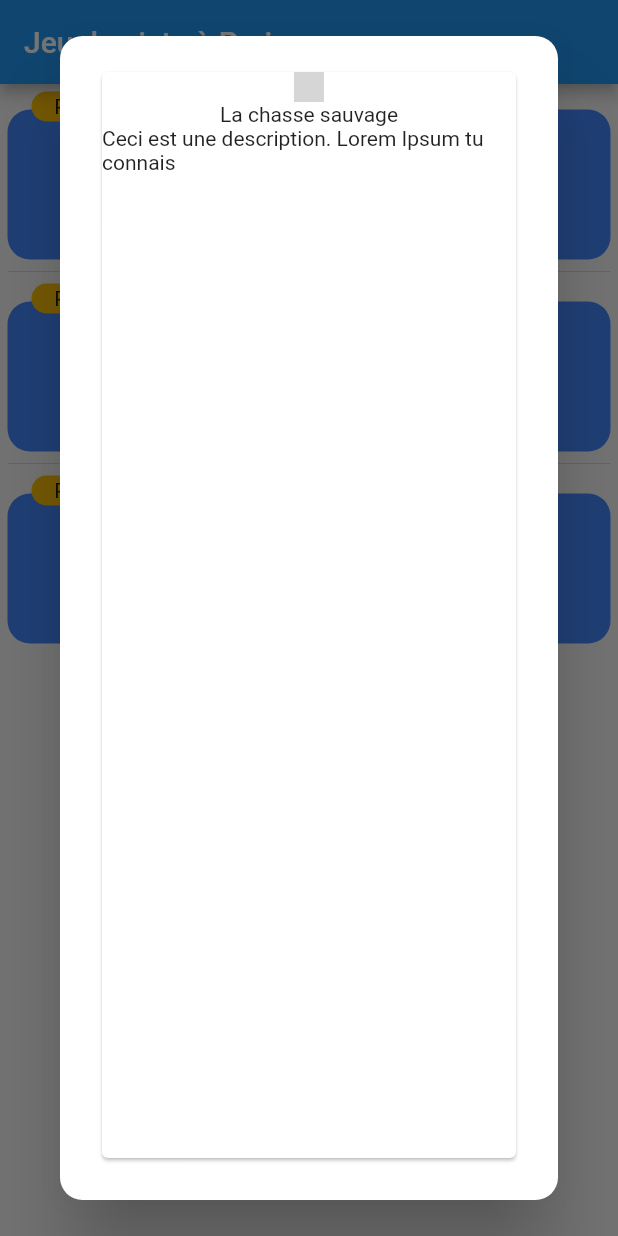
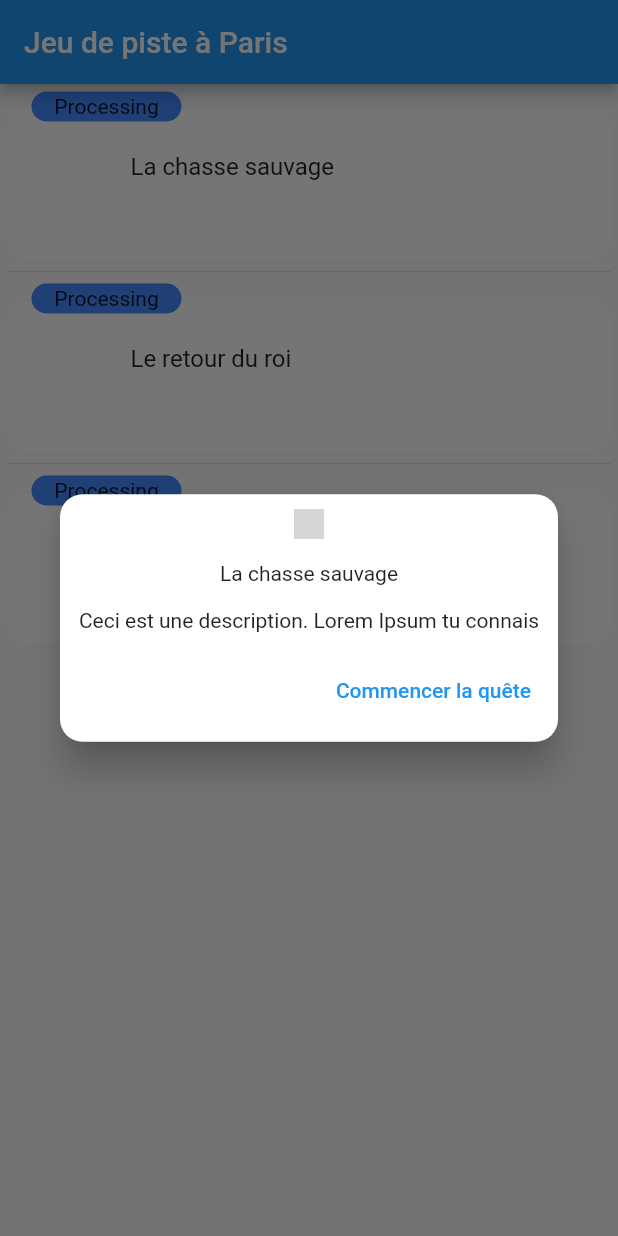
Before and after one commit to gauthLCF94/ydays_trackgame, a Flutter app: the screen it shows after launch, after a tap on "La chasse sauvage", on a phone screen of 412 x 824 dp. Run offline on Flutter 3.47's test engine with Material 2 defaults, Android fonts, the phone set to English and light mode, and no system bars; missing offline and left inert: dart:html; grey boxes are pictures that could not be loaded.

```diff
--- a/lib/components/QuestListItem.dart
+++ b/lib/components/QuestListItem.dart
@@ -2,10 +2,10 @@
 
 import 'dart:developer';
 import 'package:flutter/material.dart';
-import 'package:ydays_trackgame/models/SketchyQuestModel.dart';
+import 'package:ydays_trackgame/models/QuestModel.dart';
 
 class QuestListItem extends StatelessWidget {
-  final SketchyQuestModel data;
+  final QuestModel data;
   QuestListItem(this.data);
 
   @override
@@ -13,10 +13,11 @@ class QuestListItem extends StatelessWidget {
     return Stack(
       children: [
         Container(
+          padding: const EdgeInsets.all(10),
           height: 100,
           margin: const EdgeInsets.only(top: 12),
           decoration: BoxDecoration(
-            color: Colors.blueAccent,
+            color: Colors.white70,
             borderRadius: BorderRadius.circular(15)
           ),
           child: Column(
@@ -26,42 +27,54 @@ class QuestListItem extends StatelessWidget {
                 title: Text(data.title),
                 onTap: () {
                   log("Tile taped. ID :" + data.id);
-                  //TODO: afficher une carte avec plus d'infos sur la quête et un bouton pour commencer/reprendre la quête
                   showDialog(
                       context: context,
-                      builder: (context) => AlertDialog(
+                      builder: (context) => Dialog(
                         shape: const RoundedRectangleBorder(
                           borderRadius: BorderRadius.all(Radius.circular(15)),
                         ),
-                        content: Builder(
-                          builder: (context) {
-                            return Card(
-                              child: Column(
-                                mainAxisAlignment: MainAxisAlignment.start,
+                        elevation: 10,
+                        child: Container(
+                          padding: const EdgeInsets.all(10),
+                          child: Stack(
+                            children: <Widget> [
+                              Column(
+                                  mainAxisAlignment: MainAxisAlignment.center,
+                                  mainAxisSize: MainAxisSize.min,
                                   children: [
                                     Image.asset(data.image, width: 20),
+                                    const SizedBox(height:15),
                                     Text(data.title),
+                                    const SizedBox(height:15),
                                     Text(data.description),
+                                    const SizedBox(height:15),
                                     Row(
-                                    //TODO: bouton vers les enigmes
+                                      mainAxisAlignment: MainAxisAlignment.end,
+                                      children: [
+                                        TextButton(
+                                          onPressed: () { log("Redirection vers les enigmes de la quête n" + data.id.toString()); },
+                                          child: const Text("Commencer la quête")
+                                        )
+                                      ],
                                     )
                                   ],
                                 ),
-                            );
-                          },
+                            ],
+                          )
                         )
                       )
                   );
                 },
               ),
-          ])
+            ],
+          )
         ),
       Container(
         height: 20, width: 100,
         margin: const EdgeInsets.only(left:16),
         alignment: Alignment.center,
         decoration: BoxDecoration(
-            color: Colors.amber,
+            color: Colors.blueAccent,
             borderRadius: BorderRadius.circular(15)
         ),
         child: Text("Processing" /* data.status.toString() */),
--- a/lib/models/FullQuestModel.dart
+++ /dev/null
@@ -1,6 +0,0 @@
-import 'package:flutter/material.dart';
-// import 'package:cloud_firestore/cloud_firestore.dart';
-
-class FullQuestModel {
-
-}
--- a/lib/models/SketchyQuestModel.dart
+++ b/lib/models/QuestModel.dart
@@ -3,28 +3,28 @@ import 'package:flutter/material.dart';
 
 enum QuestStatus { available, done, processing, none}
 
-class SketchyQuestModel {
+class QuestModel {
   late String id;
   late String title;
   late String image;
   late String description;
   late QuestStatus status;
 /*
-  SketchyQuest(DocumentSnapshot snapshot) {
+  QuestModel(DocumentSnapshot snapshot) {
     id = snapshot.id;
     title = snapshot.title;
     image = snapshot.image;
     status = getStatus(snapshot.status);
   }
 *//*
-  SketchyQuest.initialize() {
+  QuestModel.initialize() {
     id = "";
     title = "";
     image = "";
     status = QuestStatus.available;
   }
 */
-  SketchyQuestModel.initialize(String _id, String _title, String _image, String _description, QuestStatus _status) {
+  QuestModel.initialize(String _id, String _title, String _image, String _description, QuestStatus _status) {
     id = _id;
     title = _title;
     image = _image;
--- a/lib/pages/homepage.dart
+++ b/lib/pages/homepage.dart
@@ -1,6 +1,6 @@
 import 'package:flutter/material.dart';
 import 'package:ydays_trackgame/components/QuestListItem.dart';
-import 'package:ydays_trackgame/models/SketchyQuestModel.dart';
+import 'package:ydays_trackgame/models/QuestModel.dart';
 
 class HomePage extends StatefulWidget {
   const HomePage({
@@ -12,11 +12,11 @@ class HomePage extends StatefulWidget {
 }
 
 class HomePageState extends State<HomePage> {
-  // TODO: List<SketchyQuest> = appel BDD
-  final List<SketchyQuestModel> entries = <SketchyQuestModel>[
-    SketchyQuestModel.initialize("0", "La chasse sauvage", "A", "Ceci est une description. Lorem Ipsum tu connais", QuestStatus.done),
-    SketchyQuestModel.initialize("1", "Le retour du roi", "B", "Ceci est une description. Lorem Ipsum tu connais", QuestStatus.processing),
-    SketchyQuestModel.initialize("2", "Un voyage inattendu", "C", "Ceci est une description. Lorem Ipsum tu connais", QuestStatus.available),
+  // TODO: List<Quest> = appel BDD
+  final List<QuestModel> entries = <QuestModel>[
+    QuestModel.initialize("0", "La chasse sauvage", "A", "Ceci est une description. Lorem Ipsum tu connais", QuestStatus.done),
+    QuestModel.initialize("1", "Le retour du roi", "B", "Ceci est une description. Lorem Ipsum tu connais", QuestStatus.processing),
+    QuestModel.initialize("2", "Un voyage inattendu", "C", "Ceci est une description. Lorem Ipsum tu connais", QuestStatus.available),
   ];
 
   @override
@@ -25,7 +25,7 @@ class HomePageState extends State<HomePage> {
       appBar: AppBar(
         title: const Text('Jeu de piste à Paris'),
       ),
-      // TODO: adapter au model SketchyQuest
+      // TODO: adapter au model Quest
       body: ListView.separated(
               padding: const EdgeInsets.all(5),
               itemCount: entries.length,
```
Also changed, not shown: lib/models/RiddleModel.dart (added, +7 -0 lines), lib/pages/riddlepage.dart (added, +41 -0 lines). Lines whose indentation alone changed are shown as unchanged.
